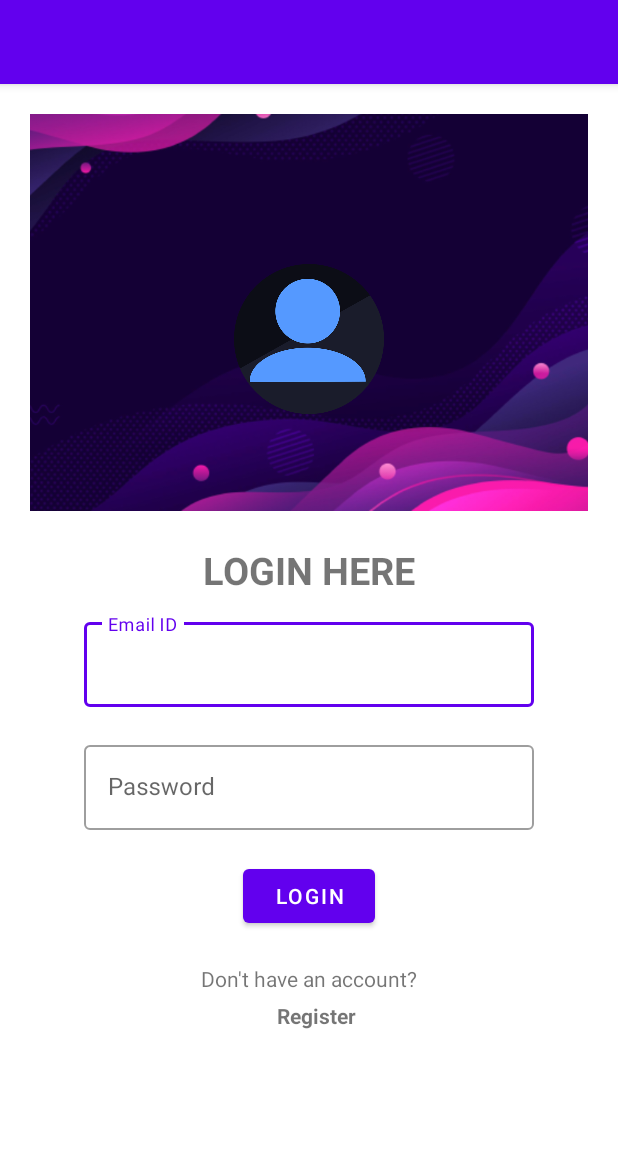
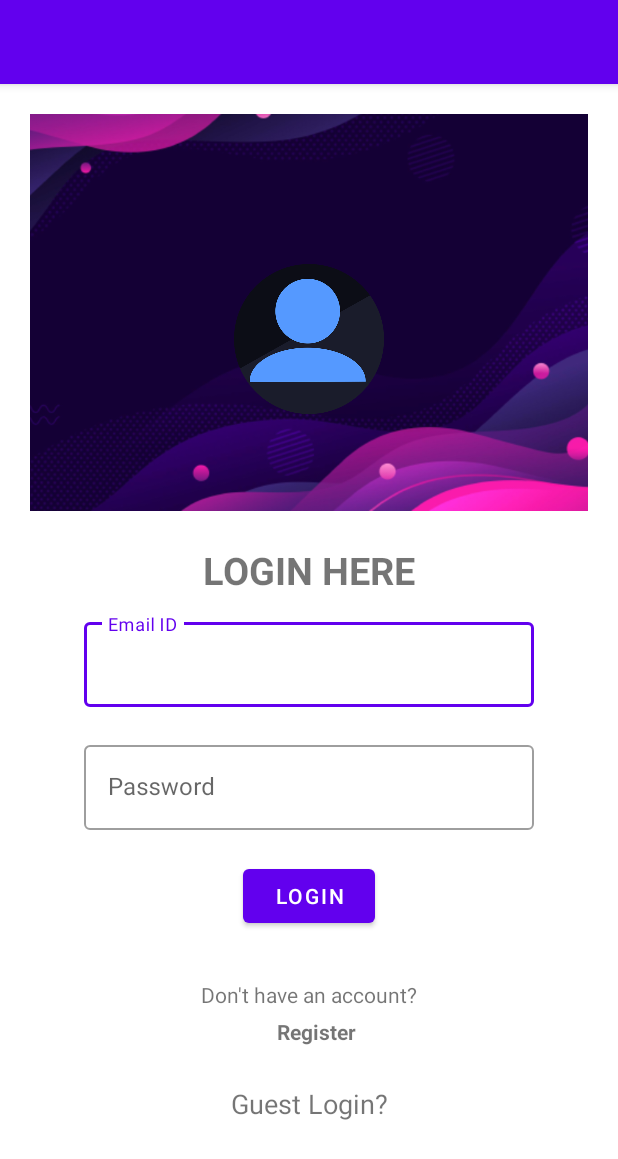
Before and after one commit to Atifsid/Tech_Project, an Android app: the screen it shows after launch (LoginActivity), on a phone screen of 412 x 824 dp. Shown: the top 1159 px of the screen. Run offline under Robolectric (Android 15) with nearby library versions, the light colour scheme and no system bars; our stand-ins replace Firebase (no records; nobody signed in at launch, a user with empty details on screens opened directly).

Commit message:
Add Guest Login

```diff
--- a/app/src/main/java/com/example/miniproject/LoginActivity.kt
+++ b/app/src/main/java/com/example/miniproject/LoginActivity.kt
@@ -12,6 +12,10 @@ class LoginActivity : AppCompatActivity() {
     override fun onCreate(savedInstanceState: Bundle?) {
         super.onCreate(savedInstanceState)
         setContentView(R.layout.activity_login)
+
+        guest_login.setOnClickListener {
+            startActivity(Intent(this@LoginActivity, MainActivity::class.java))
+        }
 
         tv_register.setOnClickListener {
 
--- a/app/src/main/res/layout/activity_login.xml
+++ b/app/src/main/res/layout/activity_login.xml
@@ -98,14 +98,15 @@
 
     <TextView
         android:id="@+id/tv_don_t_have_an_account"
-        app:layout_constraintStart_toStartOf="parent"
-        app:layout_constraintEnd_toEndOf="parent"
-        app:layout_constraintTop_toBottomOf="@id/btn_login"
         android:layout_width="wrap_content"
         android:layout_height="wrap_content"
-        android:layout_marginTop="16dp"
+        android:layout_marginBottom="100dp"
         android:padding="5dp"
-        android:text="Don\'t have an account?"/>
+        android:text="Don\'t have an account?"
+        app:layout_constraintBottom_toBottomOf="parent"
+        app:layout_constraintEnd_toEndOf="parent"
+        app:layout_constraintStart_toStartOf="parent"
+        app:layout_constraintTop_toBottomOf="@id/btn_login" />
 
     <TextView
         android:id="@+id/tv_register"
@@ -119,4 +120,17 @@
         app:layout_constraintStart_toStartOf="@id/tv_don_t_have_an_account"
         app:layout_constraintTop_toBottomOf="@id/tv_don_t_have_an_account" />
 
+    <TextView
+        android:id="@+id/guest_login"
+        android:layout_width="wrap_content"
+        android:layout_height="wrap_content"
+        android:text="Guest Login?"
+        android:layout_marginBottom="30dp"
+        android:textSize="18sp"
+        app:layout_constraintBottom_toBottomOf="parent"
+        app:layout_constraintEnd_toEndOf="parent"
+        app:layout_constraintStart_toStartOf="parent"
+        app:layout_constraintTop_toBottomOf="@id/tv_register" />
+
+
 </androidx.constraintlayout.widget.ConstraintLayout>
--- a/app/src/main/res/layout/activity_register.xml
+++ b/app/src/main/res/layout/activity_register.xml
@@ -99,10 +99,11 @@
         android:id="@+id/tv_already_have_an_account"
         android:layout_width="wrap_content"
         android:layout_height="wrap_content"
-        android:layout_marginTop="16dp"
+        android:layout_marginBottom="100dp"
         android:layout_marginRight="28dp"
         android:padding="5dp"
         android:text="Already have an account?"
+        app:layout_constraintBottom_toBottomOf="parent"
         app:layout_constraintEnd_toEndOf="parent"
         app:layout_constraintHorizontal_bias="0.586"
         app:layout_constraintStart_toStartOf="parent"
```
